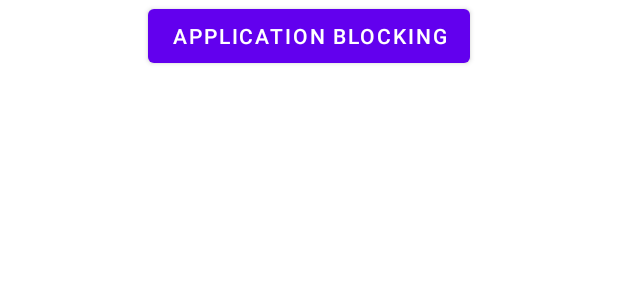
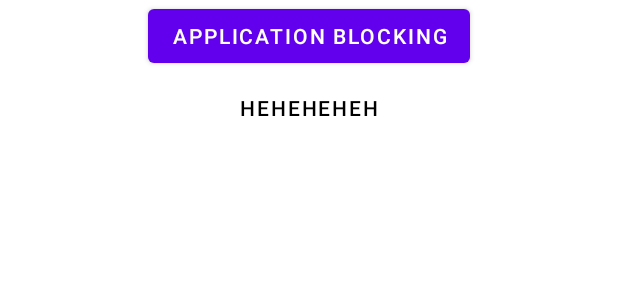
Before and after one commit to markjinayon/seesharp, an Android app: the layout activity_child_dashboard.xml on its own in the app's theme, with its tools: preview values and no code run, on a phone screen of 412 x 824 dp. Shown: the top 300 px of the screen. Run offline under Robolectric (Android 15) with nearby library versions, the light colour scheme and no system bars.

Commit message:
ui update

```diff
--- a/app/src/main/res/layout/activity_child_dashboard.xml
+++ b/app/src/main/res/layout/activity_child_dashboard.xml
@@ -14,4 +14,15 @@
         app:layout_constraintEnd_toEndOf="parent"
         app:layout_constraintStart_toStartOf="parent"
         app:layout_constraintTop_toTopOf="parent" />
+
+    <Button
+        android:id="@+id/button"
+        android:layout_width="wrap_content"
+        android:layout_height="wrap_content"
+        android:background="@color/transparent"
+        android:text="HEHEHEHEH"
+        android:textColor="@color/black"
+        app:layout_constraintEnd_toEndOf="parent"
+        app:layout_constraintStart_toStartOf="parent"
+        app:layout_constraintTop_toBottomOf="@+id/appBlocking_childDashboard" />
 </androidx.constraintlayout.widget.ConstraintLayout>
--- a/app/src/main/res/values/colors.xml
+++ b/app/src/main/res/values/colors.xml
@@ -7,4 +7,5 @@
     <color name="teal_700">#FF018786</color>
     <color name="black">#FF000000</color>
     <color name="white">#FFFFFFFF</color>
+    <color name="transparent">#00FFFFFF</color>
 </resources>
```
Also changed, not shown: app/src/main/res/layout/activity_lock.xml (+53 -6 lines).
